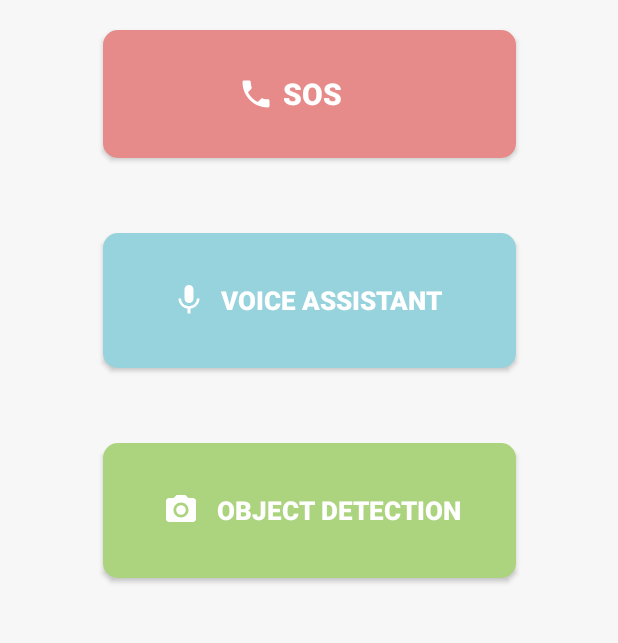
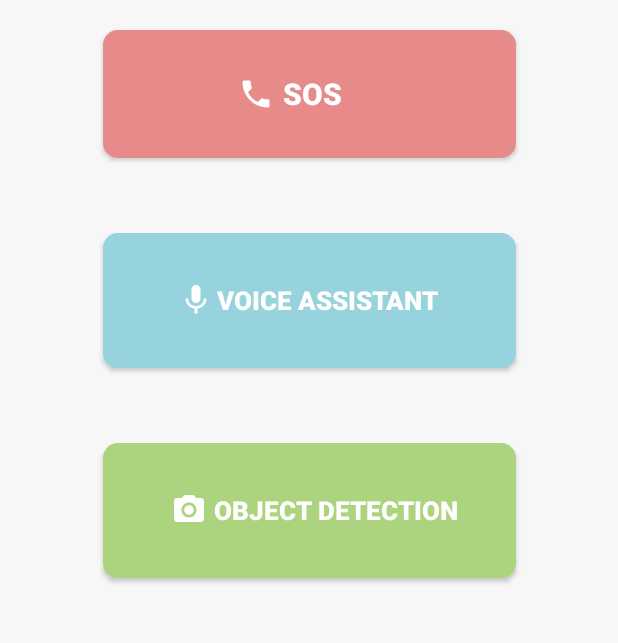
Before and after one commit to HelpMeApp2022/Help_Me_App, an Android app: the screen it shows after launch (MainActivity), on a phone screen of 412 x 824 dp, the part 563-1206 px from its top. Run offline under Robolectric (Android 15) with nearby library versions, the phone set to English and light mode, and no system bars.

Commit message:
checked by shrishti

```diff
--- a/app/src/main/res/layout/activity_main.xml
+++ b/app/src/main/res/layout/activity_main.xml
@@ -92,8 +92,8 @@
         android:textStyle="bold"
         android:background="@drawable/voicebutton"
         android:drawableLeft="@drawable/ic_baseline_mic_24"
-        android:paddingLeft="45dip"
-        android:paddingRight="40dip"
+        android:paddingLeft="50dip"
+        android:paddingRight="50dip"
         android:singleLine="true"
         android:gravity="center"
         app:layout_constraintEnd_toEndOf="parent"
@@ -112,8 +112,8 @@
         android:textStyle="bold"
         android:background="@drawable/objectbutton"
         android:drawableLeft="@drawable/ic_baseline_photo_camera_24"
-        android:paddingLeft="40dip"
-        android:paddingRight="25dip"
+        android:paddingLeft="45dip"
+        android:paddingRight="35dip"
         android:singleLine="true"
         android:gravity="center"
         app:layout_constraintEnd_toEndOf="parent"
```
